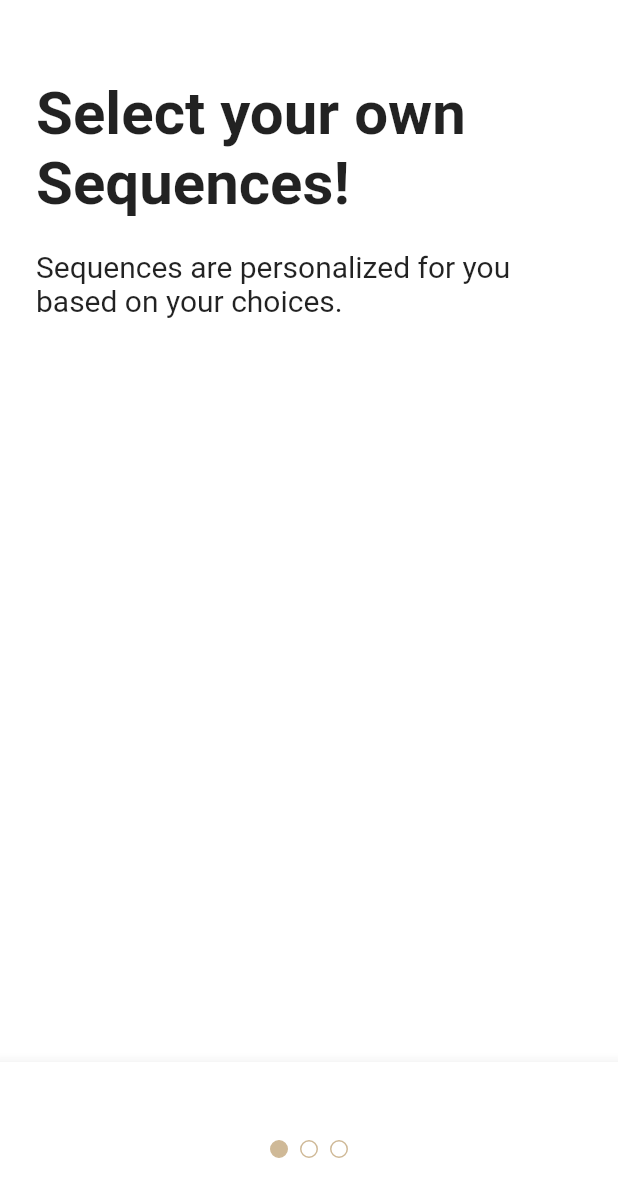
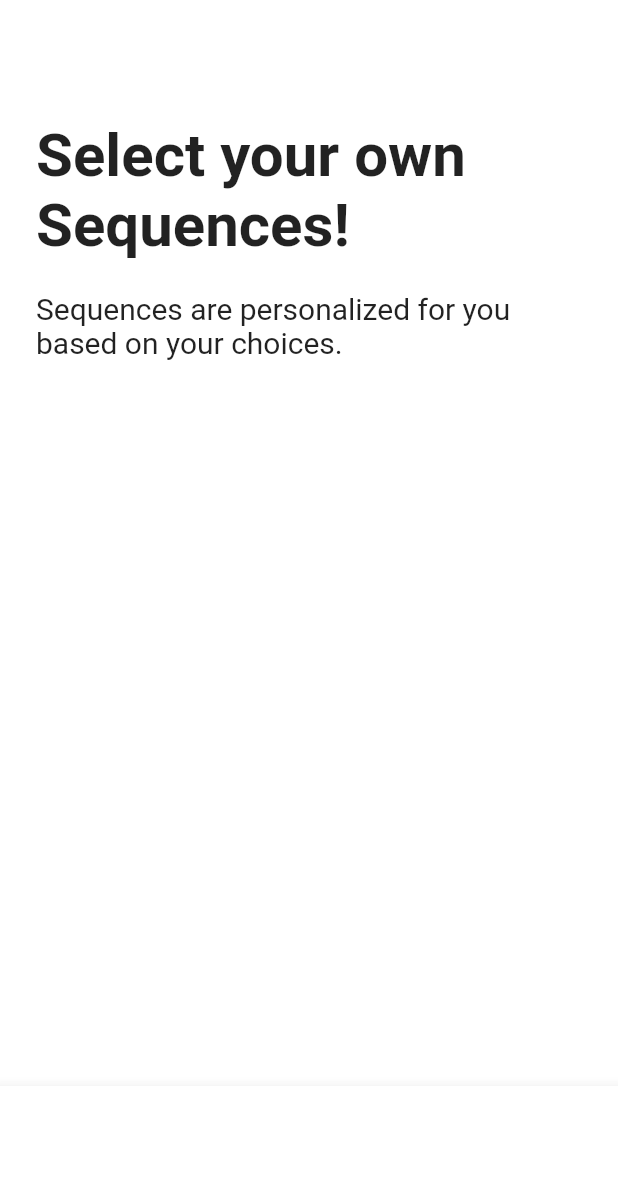
Before and after one commit to Dhui-Park/flutter_practice_app, a Flutter app: the TutorialScreen screen opened directly, on a phone screen of 412 x 824 dp. Shown: the top 1197 px of the screen. Run offline on Flutter 3.47's test engine with Material 2 defaults, Android fonts, the phone set to English and light mode, and no system bars; our stand-ins replace font_awesome_flutter.

```diff
--- a/lib/features/authentication/birthday_screen.dart
+++ b/lib/features/authentication/birthday_screen.dart
@@ -31,10 +31,11 @@ class _BirthdayScreenState extends State<BirthdayScreen> {
   }
 
   void _onNextTap() {
-    Navigator.of(context).push(
+    Navigator.of(context).pushAndRemoveUntil(
       MaterialPageRoute(
         builder: (context) => const InterestsScreen(),
       ),
+      (route) => false,
     );
   }
 
--- a/lib/features/authentication/login_form_screen.dart
+++ b/lib/features/authentication/login_form_screen.dart
@@ -21,10 +21,11 @@ class _LoginFormScreenState extends State<LoginFormScreen> {
     if (_formKey.currentState != null) {
       if (_formKey.currentState!.validate()) {
         _formKey.currentState!.save();
-        Navigator.of(context).push(
+        Navigator.of(context).pushAndRemoveUntil(
           MaterialPageRoute(
             builder: (context) => const InterestsScreen(),
           ),
+          (route) => false,
         );
       }
     }
--- a/lib/features/onboarding/tutorial_screen.dart
+++ b/lib/features/onboarding/tutorial_screen.dart
@@ -1,7 +1,12 @@
+import 'package:flutter/cupertino.dart';
 import 'package:flutter/material.dart';
 import 'package:flutter_practice/constants/gaps.dart';
+import '../../constants/sizes.dart';
+import '../main_navigation/main_navigation_screen.dart';
 
-import '../../constants/sizes.dart';
+enum Direction { right, left }
+
+enum Page { first, second }
 
 class TutorialScreen extends StatefulWidget {
   const TutorialScreen({super.key});
@@ -11,22 +16,60 @@ class TutorialScreen extends StatefulWidget {
 }
 
 class _TutorialScreenState extends State<TutorialScreen> {
+  Direction _direction = Direction.right;
+  Page _showingPage = Page.first;
+
+  void _onPanUpdate(DragUpdateDetails details) {
+    if (details.delta.dx > 0) {
+      // to the right
+      setState(() {
+        _direction = Direction.right;
+      });
+    } else {
+      // to the left
+      setState(() {
+        _direction = Direction.left;
+      });
+    }
+  }
+
+  void _onPanEnd(DragEndDetails detail) {
+    if (_direction == Direction.left) {
+      setState(() {
+        _showingPage = Page.second;
+      });
+    } else {
+      setState(() {
+        _showingPage = Page.first;
+      });
+    }
+  }
+
+  void _onEnterAppTap() {
+    Navigator.of(context).pushAndRemoveUntil(
+      MaterialPageRoute(
+        builder: (context) => const MainNavigationScreen(),
+      ),
+      (route) => false,
+    );
+  }
+
   @override
   Widget build(BuildContext context) {
-    return DefaultTabController(
-      length: 3,
+    return GestureDetector(
+      onPanUpdate: _onPanUpdate,
+      onPanEnd: _onPanEnd,
       child: Scaffold(
-        body: SafeArea(
-          child: TabBarView(
-            children: [
-              Padding(
+        body: Padding(
           padding: const EdgeInsets.symmetric(
             horizontal: Sizes.size24,
           ),
-                child: Column(
+          child: SafeArea(
+            child: AnimatedCrossFade(
+              firstChild: Column(
                 crossAxisAlignment: CrossAxisAlignment.start,
                 children: const [
-                    Gaps.v52,
+                  Gaps.v80,
                   Text(
                     'Select your own Sequences!',
                     style: TextStyle(
@@ -43,17 +86,12 @@ class _TutorialScreenState extends State<TutorialScreen> {
                   ),
                 ],
               ),
-              ),
-              Padding(
-                padding: const EdgeInsets.symmetric(
-                  horizontal: Sizes.size24,
-                ),
-                child: Column(
+              secondChild: Column(
                 crossAxisAlignment: CrossAxisAlignment.start,
                 children: const [
-                    Gaps.v52,
+                  Gaps.v80,
                   Text(
-                      'Follow the rules!',
+                    'Follow the rules',
                     style: TextStyle(
                       fontSize: Sizes.size40,
                       fontWeight: FontWeight.bold,
@@ -61,54 +99,34 @@ class _TutorialScreenState extends State<TutorialScreen> {
                   ),
                   Gaps.v20,
                   Text(
-                      'Sequences are personalized for you based on your choices.',
+                    'Take care of one another!',
                     style: TextStyle(
                       fontSize: Sizes.size20,
                     ),
                   ),
                 ],
               ),
+              crossFadeState: _showingPage == Page.first
+                  ? CrossFadeState.showFirst
+                  : CrossFadeState.showSecond,
+              duration: const Duration(milliseconds: 300),
             ),
-              Padding(
-                padding: const EdgeInsets.symmetric(
-                  horizontal: Sizes.size24,
-                ),
-                child: Column(
-                  crossAxisAlignment: CrossAxisAlignment.start,
-                  children: const [
-                    Gaps.v52,
-                    Text(
-                      'Enjoy your Yoga!',
-                      style: TextStyle(
-                        fontSize: Sizes.size40,
-                        fontWeight: FontWeight.bold,
-                      ),
-                    ),
-                    Gaps.v20,
-                    Text(
-                      'Sequences are personalized for you based on your choices.',
-                      style: TextStyle(
-                        fontSize: Sizes.size20,
-                      ),
-                    ),
-                  ],
-                ),
-              ),
-            ],
           ),
         ),
         bottomNavigationBar: BottomAppBar(
-          child: Container(
+          child: Padding(
             padding: const EdgeInsets.symmetric(
-              vertical: Sizes.size48,
+              vertical: Sizes.size24,
+              horizontal: Sizes.size24,
             ),
-            child: Row(
-              mainAxisAlignment: MainAxisAlignment.center,
-              children: [
-                TabPageSelector(
-                  selectedColor: Theme.of(context).primaryColor,
+            child: AnimatedOpacity(
+              duration: const Duration(milliseconds: 300),
+              opacity: _showingPage == Page.first ? 0 : 1,
+              child: CupertinoButton(
+                onPressed: _onEnterAppTap,
+                color: Theme.of(context).primaryColor,
+                child: const Text('Enter the app'),
               ),
-              ],
             ),
           ),
         ),
--- a/lib/main.dart
+++ b/lib/main.dart
@@ -1,7 +1,7 @@
 import 'package:flutter/material.dart';
 
 import 'constants/sizes.dart';
-import 'features/onboarding/interests_screen.dart';
+import 'features/main_navigation/main_navigation_screen.dart';
 
 void main() {
   runApp(const FlutterPracticeApp());
@@ -30,7 +30,7 @@ class FlutterPracticeApp extends StatelessWidget {
         scaffoldBackgroundColor: Colors.white,
         primaryColor: const Color(0xFFCFB997),
       ),
-      home: const InterestsScreen(),
+      home: const MainNavigationScreen(),
     );
   }
 }
```
Also changed, not shown: lib/features/main_navigation/main_navigation_screen.dart (added, +10 -0 lines), 1 other file. Lines whose indentation alone changed are shown as unchanged.
